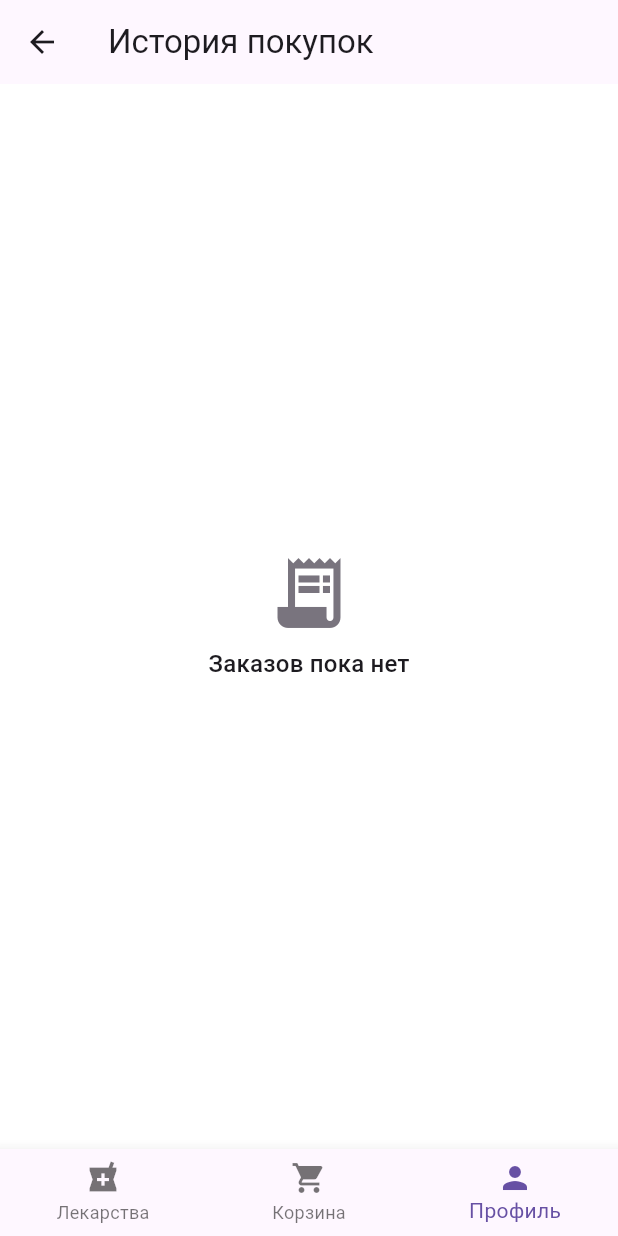
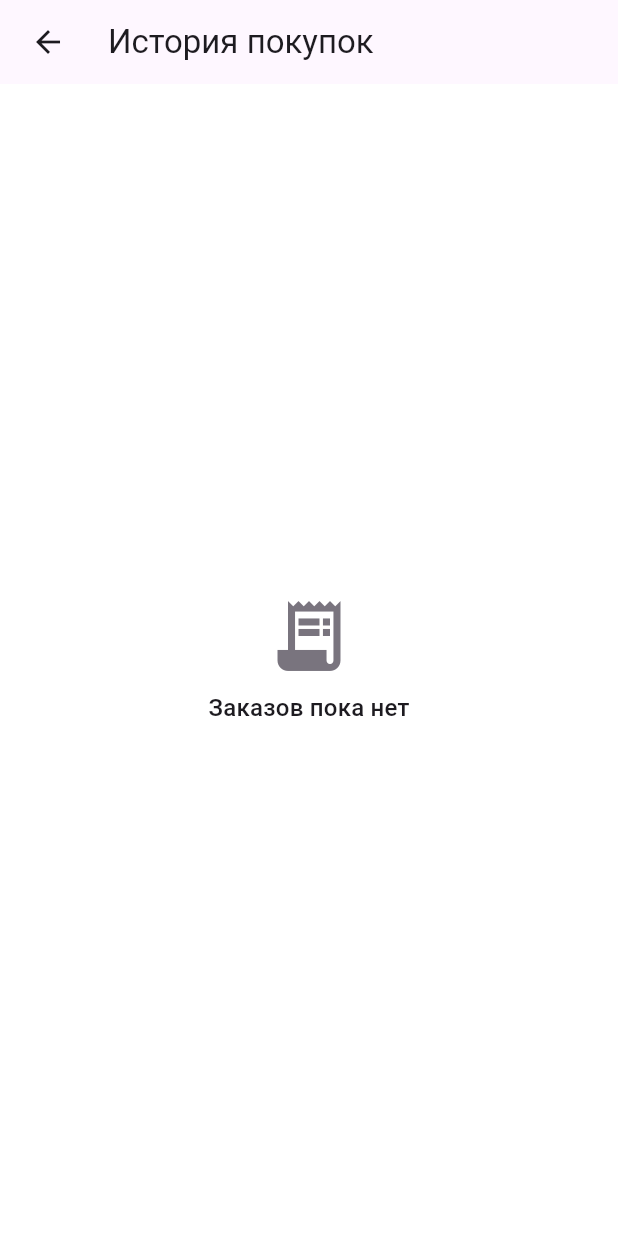
Before and after one commit to depresso-m/first_flutter, a Flutter app: the screen it shows after launch, item 3 of the bottom bar chosen, after a tap on "История покупок", on a phone screen of 412 x 824 dp. Run offline on Flutter 3.47's test engine with Material 3 defaults, Android fonts, the phone set to English and light mode, and no system bars; our stand-ins replace cached_network_image; network calls fail.

Commit message:
fix1 Добавлена страничная навигация

```diff
--- a/lib/app/main_screen.dart
+++ b/lib/app/main_screen.dart
@@ -4,12 +4,8 @@ import '../features/shop/models/cart_item.dart';
 import '../features/shop/models/medicine.dart';
 import '../features/shop/models/order.dart';
 import '../features/shop/screens/cart_screen.dart';
-import '../features/shop/screens/favourites_screen.dart';
 import '../features/shop/screens/medicines_screen.dart';
-import '../features/shop/screens/orders_screen.dart';
 import '../features/shop/screens/profile_screen.dart';
-
-enum ProfileSubpage { none, orders, favourites }
 
 class MainScreen extends StatefulWidget {
   const MainScreen({super.key});
@@ -23,8 +19,6 @@ class _MainScreenState extends State<MainScreen> {
   List<CartItem> cart = [];
   List<Order> orders = [];
   final Set<Medicine> favourites = {};
-
-  ProfileSubpage _profileSubpage = ProfileSubpage.none;
 
   final List<Medicine> medicines = [
     Medicine(
@@ -70,7 +64,7 @@ class _MainScreenState extends State<MainScreen> {
     });
   }
 
-  void makeOrder(String address) {
+  void makeOrder(String fullName, String email, String phone, String address) {
     final total = cart.fold(
       0.0,
       (sum, item) => sum + item.medicine.price * item.quantity,
@@ -100,24 +94,6 @@ class _MainScreenState extends State<MainScreen> {
 
   @override
   Widget build(BuildContext context) {
-    Widget profileBody;
-    if (_profileSubpage == ProfileSubpage.none) {
-      profileBody = ProfileScreen(
-        onShowOrders: () =>
-            setState(() => _profileSubpage = ProfileSubpage.orders),
-        onShowFavourites: () =>
-            setState(() => _profileSubpage = ProfileSubpage.favourites),
-      );
-    } else if (_profileSubpage == ProfileSubpage.orders) {
-      profileBody = OrdersScreen(orders: orders);
-    } else {
-      profileBody = FavouritesScreen(
-        favourites: favourites,
-        onToggleFavourite: toggleFavourite,
-        onAdd: addToCart,
-      );
-    }
-
     final screens = [
       MedicinesScreen(
         medicines: medicines,
@@ -126,45 +102,32 @@ class _MainScreenState extends State<MainScreen> {
         onToggleFavourite: toggleFavourite,
       ),
       CartScreen(cart: cart, onOrder: makeOrder),
-      profileBody,
+      ProfileScreen(
+        orders: orders,
+        favourites: favourites,
+        onToggleFavourite: toggleFavourite,
+        onAdd: addToCart,
+      ),
     ];
 
-    final bool showBackInProfile =
-        _selectedIndex == 2 && _profileSubpage != ProfileSubpage.none;
     String appBarTitle;
     if (_selectedIndex == 0) {
       appBarTitle = 'Аптека';
     } else if (_selectedIndex == 1) {
       appBarTitle = 'Корзина';
     } else {
-      if (_profileSubpage == ProfileSubpage.none) {
-        appBarTitle = 'Профиль';
-      } else if (_profileSubpage == ProfileSubpage.orders) {
-        appBarTitle = 'История покупок';
-      } else {
-        appBarTitle = 'Избранное';
-      }
+      appBarTitle = 'Профиль';
     }
 
     return Scaffold(
       appBar: AppBar(
         title: Text(appBarTitle),
-        leading: showBackInProfile
-            ? IconButton(
-                icon: Icon(Icons.arrow_back),
-                onPressed: () =>
-                    setState(() => _profileSubpage = ProfileSubpage.none),
-              )
-            : null,
       ),
       body: screens[_selectedIndex],
       bottomNavigationBar: BottomNavigationBar(
         currentIndex: _selectedIndex,
         onTap: (i) => setState(() {
           _selectedIndex = i;
-          if (_selectedIndex != 2) {
-            _profileSubpage = ProfileSubpage.none;
-          }
         }),
         items: const [
           BottomNavigationBarItem(
--- a/lib/features/shop/screens/orders_screen.dart
+++ b/lib/features/shop/screens/orders_screen.dart
@@ -4,6 +4,7 @@ import '../../../shared/widgets/empty_placeholder.dart';
 import '../models/order.dart';
 import '../state/order_state.dart';
 import '../widgets/status_chip.dart';
+import '../widgets/back_button.dart';
 
 class OrdersScreen extends StatefulWidget {
   final List<Order> orders;
@@ -38,14 +39,18 @@ class _OrdersScreenState extends State<OrdersScreen> {
   @override
   Widget build(BuildContext context) {
     final orders = widget.orders;
-    if (orders.isEmpty) {
-      return EmptyPlaceholder(
-        icon: Icons.receipt_long,
-        message: 'Заказов пока нет',
-      );
-    }
 
-    return ListView.separated(
+    return Scaffold(
+      appBar: AppBar(
+        title: Text('История покупок'),
+        leading: CustomBackButton(),
+      ),
+      body: orders.isEmpty
+          ? EmptyPlaceholder(
+              icon: Icons.receipt_long,
+              message: 'Заказов пока нет',
+            )
+          : ListView.separated(
       padding: const EdgeInsets.all(12),
       separatorBuilder: (_, __) => SizedBox(height: 8),
       itemCount: orders.length,
@@ -117,6 +122,7 @@ class _OrdersScreenState extends State<OrdersScreen> {
           ),
         );
       },
+    ),
     );
   }
 }
--- /dev/null
+++ b/lib/features/shop/widgets/back_button.dart
@@ -0,0 +1,24 @@
+import 'package:flutter/material.dart';
+
+class CustomBackButton extends StatelessWidget {
+  const CustomBackButton({super.key});
+
+  @override
+  Widget build(BuildContext context) {
+    return Padding(
+      padding: const EdgeInsets.all(8.0),
+
+      child: Row(
+        children: [
+          IconButton(
+            icon: Icon(Icons.arrow_back),
+
+            onPressed: () => Navigator.of(context).pop(),
+
+            tooltip: 'Назад',
+          ),
+        ],
+      ),
+    );
+  }
+}
```
Also changed, not shown: lib/features/shop/screens/cart_screen.dart (+11 -32 lines), lib/features/shop/screens/checkout_screen.dart (added, +189 -0 lines), lib/features/shop/screens/favourites_screen.dart (+18 -9 lines), lib/features/shop/screens/order_success_screen.dart (added, +50 -0 lines), lib/features/shop/screens/profile_screen.dart (+36 -5 lines).
